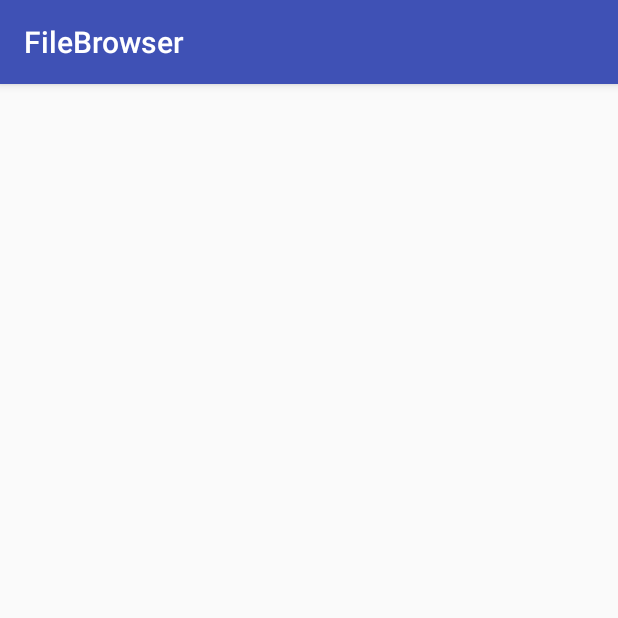
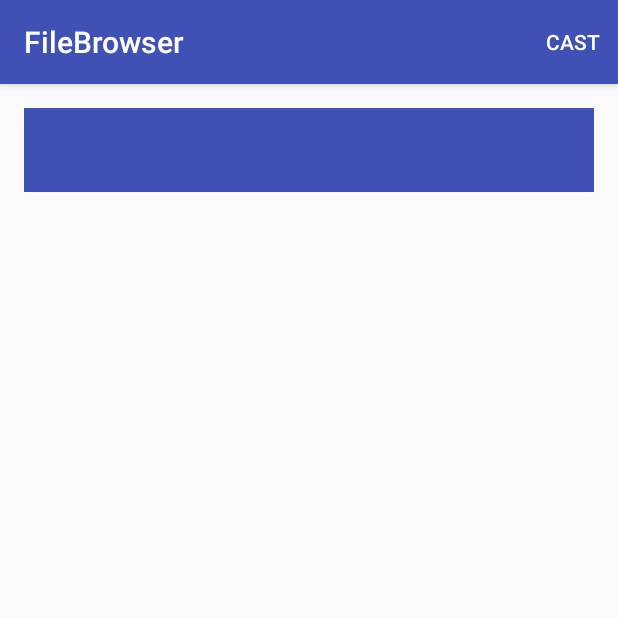
Before and after one commit to ckurtm/FileBrowser, an Android app: the screen it shows after launch (FileBrowser), on a phone screen of 412 x 824 dp, the top half of it. Run offline under Robolectric (Android 15) with nearby library versions, the phone set to English and light mode, and no system bars; libraries missing offline, so code that uses them is left out: pub.devrel.easypermissions; 4 statements that could not run were skipped.

Commit message:
step 8     - added chromecast support but not yet casting local files.     - added the complete simple customer receiver application that can render images on screen

```diff
--- a/app/src/main/AndroidManifest.xml
+++ b/app/src/main/AndroidManifest.xml
@@ -9,6 +9,7 @@
         android:icon="@mipmap/ic_launcher"
         android:label="@string/app_name"
         android:supportsRtl="true"
+        android:name=".App"
         android:theme="@style/AppTheme">
         <activity android:name=".FileBrowser">
             <intent-filter>
--- /dev/null
+++ b/app/src/main/java/com/peirr/filebrowser/App.java
@@ -0,0 +1,22 @@
+package com.peirr.filebrowser;
+
+import android.app.Application;
+
+import com.google.android.libraries.cast.companionlibrary.cast.CastConfiguration;
+import com.google.android.libraries.cast.companionlibrary.cast.DataCastManager;
+
+/**
+ * Created by kurt on 2016/02/23.
+ */
+public class App extends Application {
+    @Override
+    public void onCreate() {
+        super.onCreate();
+        CastConfiguration options =new CastConfiguration.Builder("84B70D9D")
+                .enableAutoReconnect()
+                .enableDebug()
+                .enableWifiReconnection()
+                .build();
+        DataCastManager.initialize(this,options);
+    }
+}
--- a/app/src/main/java/com/peirr/filebrowser/FileBrowser.java
+++ b/app/src/main/java/com/peirr/filebrowser/FileBrowser.java
@@ -9,14 +9,22 @@ import android.support.design.widget.Snackbar;
 import android.support.v7.app.AppCompatActivity;
 import android.os.Bundle;
 import android.util.Log;
+import android.view.Menu;
 import android.view.View;
 
+import com.google.android.libraries.cast.companionlibrary.cast.DataCastManager;
+import com.google.android.libraries.cast.companionlibrary.cast.exceptions.NoConnectionException;
+import com.google.android.libraries.cast.companionlibrary.cast.exceptions.TransientNetworkDisconnectionException;
 import com.peirr.filebrowser.dir.DirectoryContract;
 import com.peirr.filebrowser.dir.DirectoryPresenter;
 import com.peirr.filebrowser.dir.ExternalStorageRepository;
 import com.peirr.filebrowser.dir.StorageRepository;
 import com.peirr.filebrowser.dir.model.DirectoryItem;
 
+import org.json.JSONException;
+import org.json.JSONObject;
+
+import java.io.IOException;
 import java.net.URLConnection;
 import java.util.Arrays;
 import java.util.List;
@@ -40,6 +48,15 @@ public class FileBrowser extends AppCompatActivity implements EasyPermissions.Pe
         directoryPresenter = new DirectoryPresenter(repository,this);
 
     }
+
+    @Override
+    public boolean onCreateOptionsMenu(Menu menu){
+        super.onCreateOptionsMenu(menu);
+        getMenuInflater().inflate(R.menu.menu,menu);
+        DataCastManager.getInstance().addMediaRouterButton(menu,R.id.action_cast);
+        return true;
+    }
+
 
     @Override
     protected void onStart() {
@@ -118,6 +135,20 @@ public class FileBrowser extends AppCompatActivity implements EasyPermissions.Pe
 
     @Override
     public void showDirectoryItem(DirectoryItem item) {
+        try {
+            DataCastManager.getInstance().checkConnectivity();
+
+            JSONObject obj = new JSONObject();
+            obj.put("url","http://www.pixelstalk.net/wp-content/uploads/2016/01/Anime-Backgrounds-Download.jpg");
+            DataCastManager.getInstance().sendDataMessage(obj.toString(),"urn:x-cast:com.peirr.imagecast");
+
+        } catch (TransientNetworkDisconnectionException | NoConnectionException e) {
+            Log.e(TAG,"no connection");
+        } catch (IOException e) {
+            Log.e(TAG,Log.getStackTraceString(e));
+        } catch (JSONException e) {
+            Log.e(TAG,Log.getStackTraceString(e));
+        }
         //let the device handle looking for an app that can view this file type
         Intent intent = new Intent(Intent.ACTION_VIEW);
         intent.setDataAndType(Uri.fromFile(item.getFile()), URLConnection.guessContentTypeFromName(item.getFile().getAbsolutePath()));
--- a/app/src/main/res/layout/activity_file_browser.xml
+++ b/app/src/main/res/layout/activity_file_browser.xml
@@ -8,12 +8,28 @@
     android:paddingRight="@dimen/activity_horizontal_margin"
     android:paddingTop="@dimen/activity_vertical_margin"
     tools:context="com.peirr.filebrowser.FileBrowser">
+
+    <android.support.v7.widget.Toolbar
+        android:id="@+id/toolbar"
+        android:layout_width="match_parent"
+        android:layout_height="?attr/actionBarSize"
+        android:background="?attr/colorPrimary">
+
+        <Spinner
+            android:id="@+id/spinner_nav"
+            android:layout_width="wrap_content"
+            android:layout_height="wrap_content"
+            android:visibility="gone"
+            />
+
+    </android.support.v7.widget.Toolbar>
+
     <fragment
+        android:id="@+id/fragment"
+        android:name="com.peirr.filebrowser.DirectoryFragment"
         android:layout_width="match_parent"
         android:layout_height="match_parent"
-        android:name="com.peirr.filebrowser.DirectoryFragment"
-        android:id="@+id/fragment"
-        android:layout_alignParentTop="true"
         android:layout_alignParentLeft="true"
-        android:layout_alignParentStart="true" />
+        android:layout_alignParentStart="true"
+        android:layout_alignParentTop="true" />
 </RelativeLayout>
--- a/app/src/main/res/layout/directory_item.xml
+++ b/app/src/main/res/layout/directory_item.xml
@@ -3,7 +3,7 @@
     xmlns:tools="http://schemas.android.com/tools"
     android:orientation="vertical"
     android:layout_width="match_parent"
-    android:layout_height="match_parent">
+    android:layout_height="wrap_content">
 
     <ImageView
         android:layout_width="48dp"
--- /dev/null
+++ b/app/src/main/res/menu/menu.xml
@@ -0,0 +1,10 @@
+<?xml version="1.0" encoding="utf-8"?>
+<menu xmlns:android="http://schemas.android.com/apk/res/android"
+    xmlns:app="http://schemas.android.com/apk/res-auto"
+    xmlns:tools="http://schemas.android.com/tools" tools:context=".CastActivity">
+    <item
+        android:id="@+id/action_cast"
+        android:title="@string/action_cast"
+        app:actionProviderClass="android.support.v7.app.MediaRouteActionProvider"
+        app:showAsAction="always"/>
+</menu>
--- a/app/src/main/res/values/strings.xml
+++ b/app/src/main/res/values/strings.xml
@@ -1,4 +1,6 @@
 <resources>
     <string name="app_name">FileBrowser</string>
     <string name="rationale_storage_permission">We require access to external storage in-order for this app to function.</string>
+    <string name="action_cast">Cast</string>
+
 </resources>
--- a/build.gradle
+++ b/build.gradle
@@ -5,7 +5,7 @@ buildscript {
         jcenter()
     }
     dependencies {
-        classpath 'com.android.tools.build:gradle:2.0.0-beta5'
+        classpath 'com.android.tools.build:gradle:2.1.0-alpha4'
 
         // NOTE: Do not place your application dependencies here; they belong
         // in the individual module build.gradle files
```
Also changed, not shown: app/build.gradle (+4 -3 lines), 2 other files.
